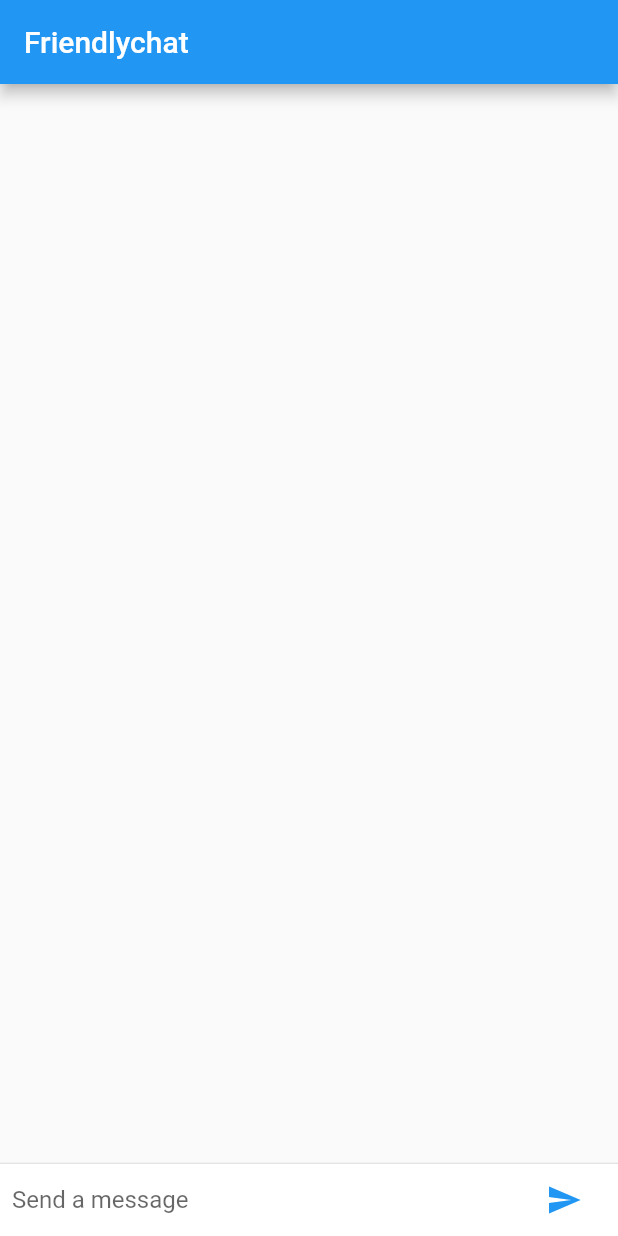
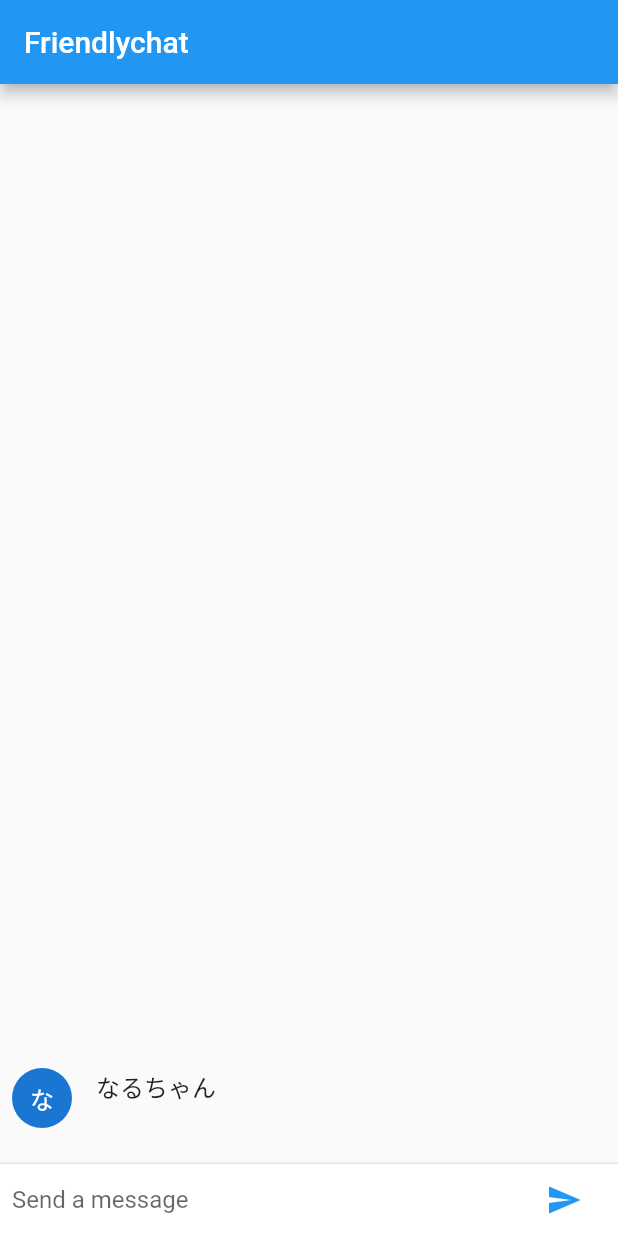
Before and after one commit to Naruse-Kazuki/ChatApp, a Flutter app: the screen it shows after launch, after a tap on the "send" icon, on a phone screen of 412 x 824 dp. Run offline on Flutter 3.47's test engine with Material 2 defaults, Android fonts, the phone set to English and light mode, and no system bars.

```diff
--- a/lib/main.dart
+++ b/lib/main.dart
@@ -22,7 +22,11 @@ class ChatMessage extends StatelessWidget {
   final AnimationController animationController;
   @override
   Widget build(BuildContext context) {
-    return new Container(
+    return new SizeTransition(
+      sizeFactor: new CurvedAnimation(
+          parent: animationController, curve: Curves.easeOut),
+      axisAlignment: 0.0,
+      child: new Container(
         margin: const EdgeInsets.symmetric(vertical: 10.0),
         child: new Row(
           crossAxisAlignment:  CrossAxisAlignment.start,
@@ -43,6 +47,7 @@ class ChatMessage extends StatelessWidget {
             ),
           ],
         ),
+      )
     );
   }
 }
@@ -62,13 +67,20 @@ class ChatScreenState extends State<ChatScreen> with TickerProviderStateMixin {
       text: text,
       animationController: new AnimationController(
         duration: new Duration(milliseconds: 700),
-        ysync: this,
+        vsync: this,
       ),
     );
     setState(() {
       _messages.insert(0, message);
     });
     message.animationController.forward();
+  }
+
+  @override
+  void dispose() {
+    for (ChatMessage message in _messages)
+      message.animationController.dispose();
+    super.dispose();
   }
 
   Widget build(BuildContext context) {
```
Lines whose indentation alone changed are shown as unchanged.
